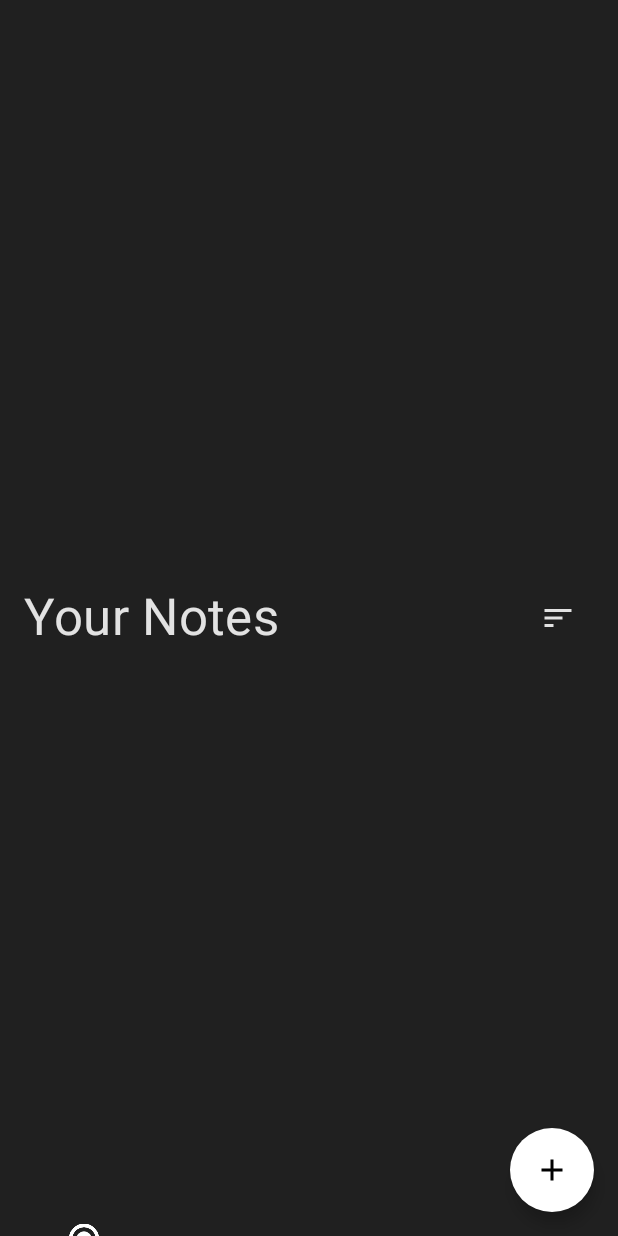
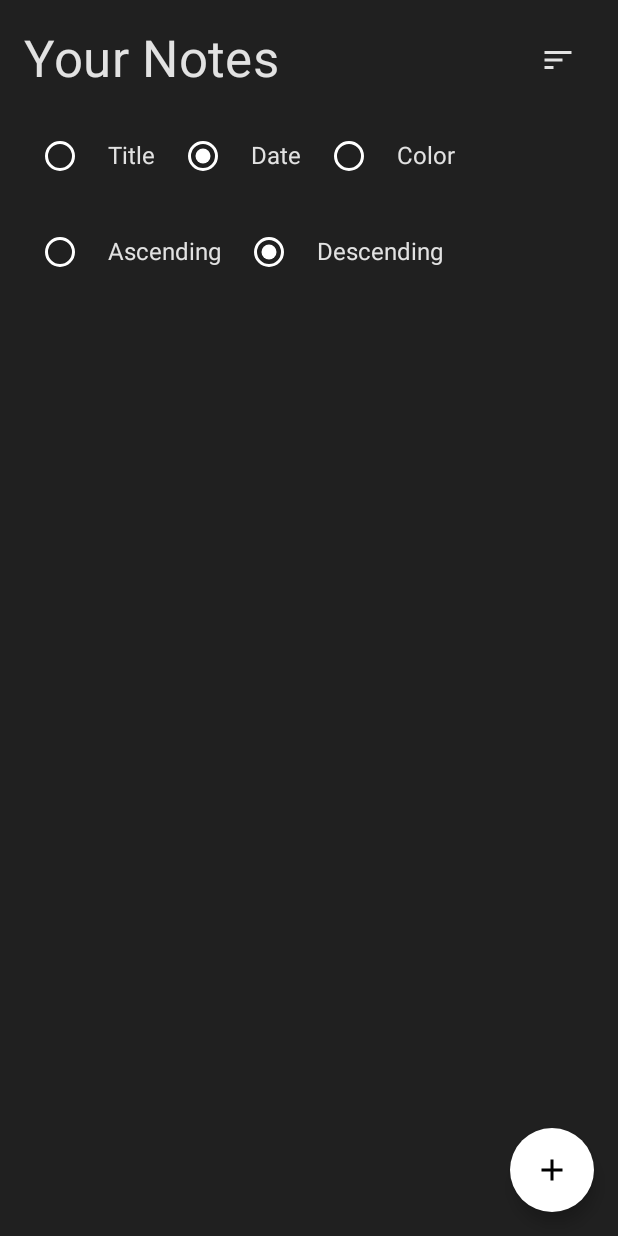
Before and after one commit to Saurabhy177/NoteApp, an Android app built with Jetpack Compose: the screen it shows after launch (MainActivity), after a tap on "Sort", on a phone screen of 412 x 824 dp. Run offline under Robolectric (Android 15) with nearby library versions, the phone set to English and light mode, and no system bars; our stand-ins replace Dagger/Hilt's generated code, Room's generated code.

Commit message:
fixed design issues

```diff
--- a/app/build.gradle
+++ b/app/build.gradle
@@ -35,6 +35,10 @@ android {
     buildFeatures {
         // Enables Jetpack Compose for this module
         compose true
+    }
+    composeOptions {
+        kotlinCompilerExtensionVersion compose_version
+        kotlinCompilerVersion '1.5.21'
     }
 }
 
--- a/app/src/main/java/com/example/noteapp/feature_note/presentation/AddEditNoteEvent.kt
+++ b/app/src/main/java/com/example/noteapp/feature_note/presentation/add_edit_note/AddEditNoteEvent.kt
@@ -1,8 +1,6 @@
-package com.example.noteapp.feature_note.presentation
+package com.example.noteapp.feature_note.presentation.add_edit_note
 
 import androidx.compose.ui.focus.FocusState
-import com.example.noteapp.feature_note.domain.model.Note
-import com.example.noteapp.feature_note.domain.util.NoteOrder
 
 sealed class AddEditNoteEvent {
     data class EnteredTitle(val value: String): AddEditNoteEvent()
--- a/app/src/main/java/com/example/noteapp/feature_note/presentation/add_edit_note/components/AddEditNoteScreen.kt
+++ b/app/src/main/java/com/example/noteapp/feature_note/presentation/add_edit_note/AddEditNoteScreen.kt
@@ -23,7 +23,7 @@ import androidx.compose.ui.unit.dp
 import androidx.hilt.navigation.compose.hiltViewModel
 import androidx.navigation.NavController
 import com.example.noteapp.feature_note.domain.model.Note
-import com.example.noteapp.feature_note.presentation.AddEditNoteEvent
+import com.example.noteapp.feature_note.presentation.add_edit_note.AddEditNoteEvent
 import com.example.noteapp.feature_note.presentation.add_edit_note.AddEditNoteViewModel
 import kotlinx.coroutines.flow.collectLatest
 import kotlinx.coroutines.launch
--- a/app/src/main/java/com/example/noteapp/feature_note/presentation/add_edit_note/AddEditNoteViewModel.kt
+++ b/app/src/main/java/com/example/noteapp/feature_note/presentation/add_edit_note/AddEditNoteViewModel.kt
@@ -9,7 +9,6 @@ import androidx.lifecycle.viewModelScope
 import com.example.noteapp.feature_note.domain.model.InvalidNoteException
 import com.example.noteapp.feature_note.domain.model.Note
 import com.example.noteapp.feature_note.domain.usecases.NoteUseCases
-import com.example.noteapp.feature_note.presentation.AddEditNoteEvent
 import dagger.hilt.android.lifecycle.HiltViewModel
 import kotlinx.coroutines.flow.MutableSharedFlow
 import kotlinx.coroutines.flow.SharedFlow
--- a/app/src/main/java/com/example/noteapp/feature_note/presentation/notes/components/NotesScreen.kt
+++ b/app/src/main/java/com/example/noteapp/feature_note/presentation/notes/NotesScreen.kt
@@ -50,7 +50,7 @@ fun NotesScreen(
                 .padding(16.dp)
         ) {
             Row(
-                modifier = Modifier.fillMaxSize(),
+                modifier = Modifier.fillMaxWidth(),
                 horizontalArrangement = Arrangement.SpaceBetween,
                 verticalAlignment = Alignment.CenterVertically
             ) {
@@ -75,7 +75,7 @@ fun NotesScreen(
                 OrderSection(
                     modifier = Modifier
                         .fillMaxWidth()
-                        .padding(16.dp),
+                        .padding(vertical = 16.dp),
                     noteOrder = state.noteOrder,
                     onOrderChange = {
                         viewModel.onEvent(NotesEvent.Order(it))
--- a/app/src/main/java/com/example/noteapp/feature_note/presentation/notes/components/OrderSection.kt
+++ b/app/src/main/java/com/example/noteapp/feature_note/presentation/notes/components/OrderSection.kt
@@ -24,9 +24,8 @@ fun OrderSection(
                     onOrderChange(NoteOrder.Title(noteOrder.orderType))
                 }
             )
-        }
-        Spacer(modifier = Modifier.width(8.dp))
-        Row(modifier = Modifier.fillMaxWidth()) {
+
+            Spacer(modifier = Modifier.width(8.dp))
             DefaultRadioButton(
                 text = "Date",
                 selected = noteOrder is NoteOrder.Date,
@@ -34,9 +33,8 @@ fun OrderSection(
                     onOrderChange(NoteOrder.Date(noteOrder.orderType))
                 }
             )
-        }
-        Spacer(modifier = Modifier.width(8.dp))
-        Row(modifier = Modifier.fillMaxWidth()) {
+
+            Spacer(modifier = Modifier.width(8.dp))
             DefaultRadioButton(
                 text = "Color",
                 selected = noteOrder is NoteOrder.Color,
@@ -45,6 +43,7 @@ fun OrderSection(
                 }
             )
         }
+
         Spacer(modifier = Modifier.height(16.dp))
         Row(modifier = Modifier.fillMaxWidth()) {
             DefaultRadioButton(
@@ -54,9 +53,8 @@ fun OrderSection(
                     onOrderChange(noteOrder.copy(OrderType.Ascending))
                 }
             )
-        }
-        Spacer(modifier = Modifier.width(8.dp))
-        Row(modifier = Modifier.fillMaxWidth()) {
+
+            Spacer(modifier = Modifier.width(8.dp))
             DefaultRadioButton(
                 text = "Descending",
                 selected = noteOrder.orderType is OrderType.Descending,
```
Also changed, not shown: 1 other file.
